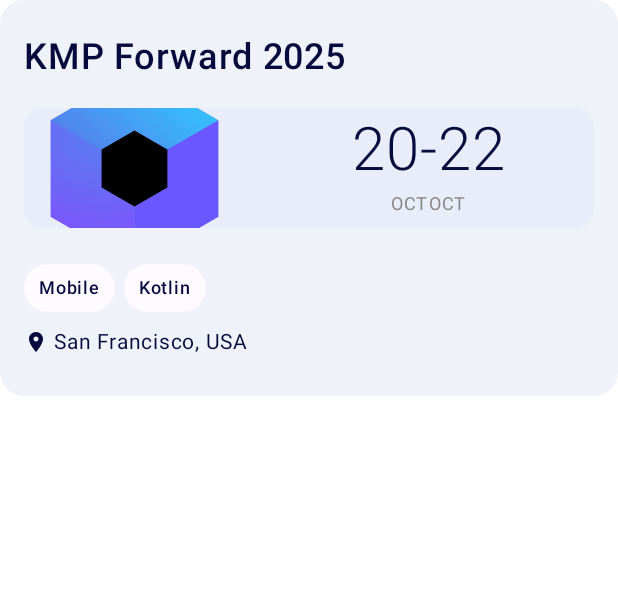
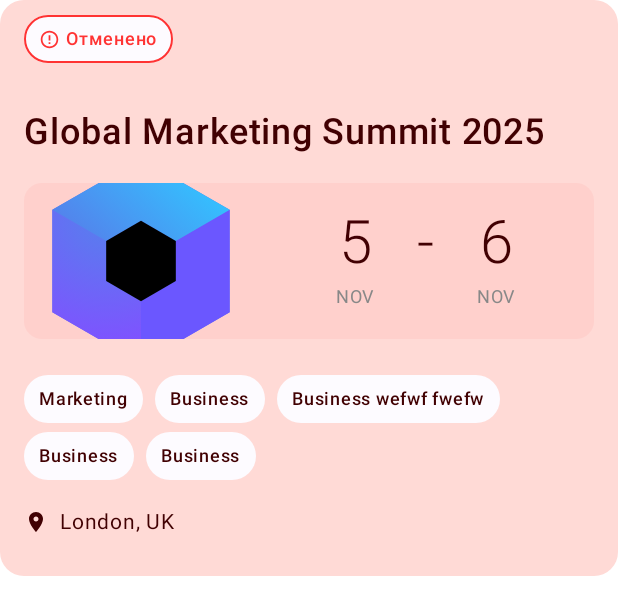
Before and after one commit to ZXLTRXN/Partnerkin, an Android app built with Jetpack Compose: the @Preview function ConferenceItemPreview, on a phone screen of 412 x 824 dp. Shown: the top 615 px of the screen. Run offline under Robolectric (Android 15) with nearby library versions, the phone set to English and light mode, and no system bars; our stand-ins replace Compose Multiplatform resources.

```diff
--- a/composeApp/src/commonMain/kotlin/com/example/partnerkin/presentation/conferences/components/ConferenceItem.kt
+++ b/composeApp/src/commonMain/kotlin/com/example/partnerkin/presentation/conferences/components/ConferenceItem.kt
@@ -9,21 +9,20 @@ import androidx.compose.foundation.layout.Column
 import androidx.compose.foundation.layout.FlowRow
 import androidx.compose.foundation.layout.Row
 import androidx.compose.foundation.layout.Spacer
-import androidx.compose.foundation.layout.fillMaxHeight
 import androidx.compose.foundation.layout.fillMaxWidth
 import androidx.compose.foundation.layout.height
 import androidx.compose.foundation.layout.padding
 import androidx.compose.foundation.layout.size
 import androidx.compose.foundation.layout.width
 import androidx.compose.foundation.shape.RoundedCornerShape
-import androidx.compose.material3.Icon
-import androidx.compose.material3.Surface
 import androidx.compose.material.icons.Icons
 import androidx.compose.material.icons.filled.ErrorOutline
 import androidx.compose.material.icons.filled.LocationOn
 import androidx.compose.material3.Card
 import androidx.compose.material3.CardDefaults
+import androidx.compose.material3.Icon
 import androidx.compose.material3.MaterialTheme
+import androidx.compose.material3.Surface
 import androidx.compose.material3.Text
 import androidx.compose.runtime.Composable
 import androidx.compose.ui.Alignment
@@ -34,7 +33,6 @@ import androidx.compose.ui.layout.ContentScale
 import androidx.compose.ui.text.font.FontWeight
 import androidx.compose.ui.unit.dp
 import androidx.compose.ui.unit.sp
-import com.example.partnerkin.domain.models.ConferenceModel
 import com.example.partnerkin.domain.models.DomainStatus
 import com.example.partnerkin.ui.theme.AppTheme
 import com.example.partnerkin.util.Mocks
@@ -44,43 +42,10 @@ import org.jetbrains.compose.ui.tooling.preview.Preview
 import partnerkin.composeapp.generated.resources.Res
 import partnerkin.composeapp.generated.resources.compose_multiplatform
 
+// TODO TEXT + limits
+
 @Composable
 fun ConferenceItem(
-    conference: ConferenceModel,
-    modifier: Modifier = Modifier
-) {
-    val backgroundColor = if (conference.status == DomainStatus.PUBLISH)
-        MaterialTheme.colorScheme.surface else MaterialTheme.colorScheme.errorContainer
-    Card(
-        modifier = modifier
-            .background(backgroundColor, shape = MaterialTheme.shapes.medium)
-            .fillMaxWidth()
-    ) {
-        Column(
-            modifier = Modifier
-                .padding(horizontal = 16.dp, vertical = 24.dp)
-        ) {
-            Text(
-                text = conference.name,
-                style = MaterialTheme.typography.titleLarge
-            )
-            Card {
-                Image(
-                    painter = painterResource(Res.drawable.compose_multiplatform),
-                    contentDescription = null
-                )
-
-            }
-            Text(
-                text = "${conference.city}, ${conference.country}",
-                style = MaterialTheme.typography.bodyMedium
-            )
-        }
-    }
-}
-
-@Composable
-fun ConferenceCard(
     title: String,
     image: Painter,
     dateStart: LocalDate,
@@ -98,27 +63,35 @@ fun ConferenceCard(
         shape = RoundedCornerShape(16.dp),
         colors = CardDefaults.cardColors(containerColor = backgroundColor)
     ) {
-        Column(modifier = Modifier.padding(vertical = 24.dp, horizontal = 16.dp)) {
-
+        Column(
+            modifier = Modifier.padding(
+                bottom = 24.dp,
+                start = 16.dp,
+                end = 16.dp
+            )
+        ) {
             if (isCancelled) {
-                CanceledLabel()
+                CanceledLabel(
+                    Modifier.padding(top = 10.dp)
+                )
             }
+            Spacer(Modifier.height(24.dp))
 
             Text(
                 title,
-                fontWeight = FontWeight.SemiBold, // TODO
+                fontWeight = FontWeight.SemiBold,
                 fontSize = 24.sp,
             )
 
             Spacer(Modifier.height(20.dp))
 
-            val color = if (isCancelled)
+            val imageContainerColor = if (isCancelled)
                 MaterialTheme.colorScheme.error.copy(0.06f)
             else MaterialTheme.colorScheme.primary.copy(0.04f)
 
             ImageDateContainer(
                 image = image,
-                backgroundColor = color,
+                backgroundColor = imageContainerColor,
                 dateStart = dateStart,
                 dateEnd = dateEnd
             )
@@ -126,8 +99,8 @@ fun ConferenceCard(
             Spacer(Modifier.height(24.dp))
 
             FlowRow(
-                horizontalArrangement = Arrangement.spacedBy(6.dp),
-                verticalArrangement = Arrangement.spacedBy(4.dp),
+                horizontalArrangement = Arrangement.spacedBy(8.dp),
+                verticalArrangement = Arrangement.spacedBy(6.dp),
                 maxLines = 2
             ) {
                 tags.forEach { tag ->
@@ -135,7 +108,7 @@ fun ConferenceCard(
                 }
             }
 
-            Spacer(Modifier.height(8.dp))
+            Spacer(Modifier.height(16.dp))
 
             Row(verticalAlignment = Alignment.CenterVertically) {
                 Icon(
@@ -143,7 +116,7 @@ fun ConferenceCard(
                     contentDescription = null,
                     modifier = Modifier.size(16.dp)
                 )
-                Spacer(Modifier.width(4.dp))
+                Spacer(Modifier.width(8.dp))
                 Text(
                     location,
                     fontSize = 14.sp
@@ -161,7 +134,7 @@ fun CategoryLabel(
     Box(
         modifier = modifier
             .background(
-                color = MaterialTheme.colorScheme.background,
+                color = MaterialTheme.colorScheme.background, // fixme check
                 shape = RoundedCornerShape(60.dp)
             )
             .padding(horizontal = 10.dp, vertical = 4.dp)
@@ -169,7 +142,7 @@ fun CategoryLabel(
         Text(
             text,
             fontSize = 12.sp,
-            fontWeight = FontWeight.Medium
+            fontWeight = FontWeight.SemiBold
         )
     }
 }
@@ -190,29 +163,24 @@ fun ImageDateContainer(
     ) {
         Row(
             modifier = modifier
-                .fillMaxWidth()
-                .height(80.dp),
-            horizontalArrangement = Arrangement.SpaceBetween
+                .fillMaxWidth(),
+            horizontalArrangement = Arrangement.SpaceBetween,
+            verticalAlignment = Alignment.CenterVertically
         ) {
             Image(
                 painter = image,
                 contentDescription = null,
                 modifier = Modifier
-                    .height(104.dp)
-                    .weight(0.4f),
+                    .size(width = 156.dp, height = 104.dp),
                 contentScale = ContentScale.Crop
             )
-
-            Spacer(Modifier.width(12.dp))
 
             TwoLinesDate(
                 leftDate = dateStart,
                 rightDate = if (dateStart != dateEnd) dateEnd else null,
                 modifier = Modifier
-                    .weight(0.6f)
-                    .fillMaxHeight()
+                    .padding(horizontal = 24.dp, vertical = 11.dp)
             )
-
         }
     }
 
@@ -224,52 +192,54 @@ fun TwoLinesDate(
     rightDate: LocalDate?,
     modifier: Modifier = Modifier
 ) {
+    Row(
+        verticalAlignment = Alignment.Top,
+        horizontalArrangement = Arrangement.SpaceEvenly,
+        modifier = modifier.fillMaxWidth()
+    ) {
         Column(
-        modifier = modifier,
             horizontalAlignment = Alignment.CenterHorizontally,
             verticalArrangement = Arrangement.Center
-    ) {
-        Row(
-            verticalAlignment = Alignment.CenterVertically,
-            horizontalArrangement = Arrangement.SpaceBetween
         ) {
             Text(
                 "${leftDate.day}",
                 fontSize = 40.sp,
                 fontWeight = FontWeight.Light
             )
-
+            Text(leftDate.month.name.substring(0..2), fontSize = 12.sp, color = Color.Gray)
+        }
         rightDate?.let {
             Text(
                 "-",
                 fontSize = 40.sp,
                 fontWeight = FontWeight.Light
             )
-
+            Column(
+                horizontalAlignment = Alignment.CenterHorizontally,
+                verticalArrangement = Arrangement.Center
+            ) {
                 Text(
                     "${rightDate.day}",
                     fontSize = 40.sp,
                     fontWeight = FontWeight.Light
                 )
-            }
-        }
-        Row(
-            verticalAlignment = Alignment.CenterVertically,
-            horizontalArrangement = Arrangement.SpaceBetween
-        ) {
-            Text(leftDate.month.name.substring(0..2), fontSize = 12.sp, color = Color.Gray)
-            rightDate?.let {
-                Text(leftDate.month.name.substring(0..2), fontSize = 12.sp, color = Color.Gray)
-            }
+                Text(
+                    leftDate.month.name.substring(0..2),
+                    fontSize = 12.sp, color = Color.Gray
+                )
             }
         }
     }
 
+}
+
 @Composable
-fun CanceledLabel() {
+fun CanceledLabel(
+    modifier: Modifier = Modifier
+) {
     Row(
         verticalAlignment = Alignment.CenterVertically,
-        modifier = Modifier
+        modifier = modifier
             .background(
                 color = MaterialTheme.colorScheme.background,
                 shape = RoundedCornerShape(60.dp)
@@ -305,8 +275,8 @@ fun CanceledLabel() {
 @Composable
 fun ConferenceItemPreview() {
     AppTheme {
-        val item = Mocks.conferences[0]
-        ConferenceCard(
+        val item = Mocks.canceledConference
+        ConferenceItem(
             title = item.name,
             image = painterResource(Res.drawable.compose_multiplatform),
             dateStart = item.startDate,
--- a/composeApp/src/commonMain/kotlin/com/example/partnerkin/ui/theme/Color.kt
+++ b/composeApp/src/commonMain/kotlin/com/example/partnerkin/ui/theme/Color.kt
@@ -19,8 +19,8 @@ val DarkPrimary = Color(0xFFA8C7FA)
 val DarkSurface = Color(0xFF2C2D30)
 val DarkError = Color(0xFFFFB4AB)
 val DarkOnError = Color(0xFF690005)
-val DarkErrorContainer = Color(0xFF93000A)
-val DarkOnErrorContainer = Color(0xFFFFDAD6)
+val DarkErrorContainer = Color(0xFFFFDAD6)
+val DarkOnErrorContainer = Color(0xFF410002)
 val DarkOnPrimary = Color(0xFF002D6E)
 val DarkOnSurface = Color(0xFFE6E1E5)
 val DarkBackground = Color(0xFF1C1B1F)
--- a/composeApp/src/commonMain/kotlin/com/example/partnerkin/util/Mocks.kt
+++ b/composeApp/src/commonMain/kotlin/com/example/partnerkin/util/Mocks.kt
@@ -8,8 +8,7 @@ import com.example.partnerkin.domain.models.TypeModel
 import kotlinx.datetime.LocalDate
 
 object Mocks {
-    val conferences = listOf(
-        ConferenceModel(
+    val normalConference = ConferenceModel(
         id = 1,
         name = "KMP Forward 2025",
         format = "offline",
@@ -33,12 +32,17 @@ object Mocks {
         city = "San Francisco",
         categories = listOf(
             CategoryModel(1, "Mobile", "mobile"),
-                CategoryModel(2, "Kotlin", "kotlin")
+            CategoryModel(2, "Kotlin", "kotlin"),
+            CategoryModel(3, "Kotlin", "kotlin"),
+            CategoryModel(4, "Kotlin", "kotlin"),
+            CategoryModel(5, "Kotlin", "kotlin"),
+            CategoryModel(6, "Kotlin fefwfew wfefwf wf wfewf", "kotlin"),
         ),
         typeId = 1,
         type = TypeModel(1, "Conference")
-        ),
-        ConferenceModel(
+    )
+
+    val canceledConference = ConferenceModel(
         id = 2,
         name = "Global Marketing Summit 2025",
         format = "online",
@@ -62,12 +66,16 @@ object Mocks {
         city = "London",
         categories = listOf(
             CategoryModel(3, "Marketing", "marketing"),
-                CategoryModel(4, "Business", "business")
+            CategoryModel(4, "Business", "business"),
+            CategoryModel(5, "Business wefwf fwefw", "business"),
+            CategoryModel(6, "Business", "business"),
+            CategoryModel(7, "Business", "business"),
         ),
         typeId = 2,
         type = TypeModel(2, "Summit")
-        ),
-        ConferenceModel(
+    )
+
+    val oneDayConference = ConferenceModel(
         id = 3,
         name = "Design Systems Meetup",
         format = "offline",
@@ -91,5 +99,10 @@ object Mocks {
         typeId = 3,
         type = TypeModel(3, "Meetup")
     )
+
+    val conferencesExample = listOf(
+        normalConference,
+        canceledConference,
+        oneDayConference
     )
 }
```
Also changed, not shown: composeApp/src/commonMain/kotlin/com/example/partnerkin/presentation/conferences/ConferencesScreen.kt (+45 -9 lines), composeApp/src/commonMain/kotlin/com/example/partnerkin/presentation/conferences/components/ConferenceMonthHeader.kt (+6 -9 lines). Lines whose indentation alone changed are shown as unchanged.
